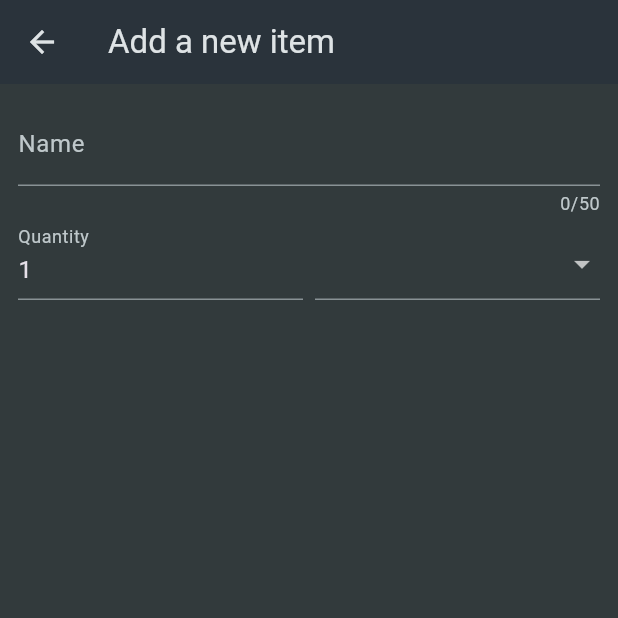
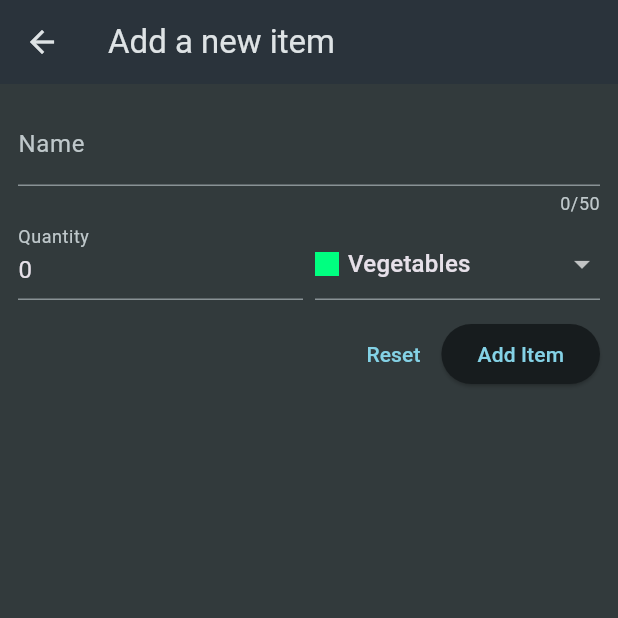
Before and after one commit to aibat-t/shopping_list, a Flutter app: the NewItem screen opened directly, on a phone screen of 412 x 824 dp, the top half of it. Run offline on Flutter 3.47's test engine with Material 3 defaults, Android fonts, the phone set to English and light mode, and no system bars.

Commit message:
validating and receiving data from form

```diff
--- a/lib/widget/new_item.dart
+++ b/lib/widget/new_item.dart
@@ -1,5 +1,7 @@
 import 'package:flutter/material.dart';
 import 'package:shopping_list/data/categories.dart';
+
+import 'package:shopping_list/model/category.dart';
 
 class NewItem extends StatefulWidget {
   const NewItem({super.key});
@@ -11,6 +13,17 @@ class NewItem extends StatefulWidget {
 }
 
 class _NewItemState extends State<NewItem> {
+  final _formKey = GlobalKey<FormState>();
+  var _enteredName = '';
+  var _enteredQuantity = 0;
+  var _selectedCategory = categories[Categories.vegetables];
+
+  void _saveItem() {
+    if (_formKey.currentState!.validate()) {
+      _formKey.currentState!.save();
+    }
+  }
+
   @override
   Widget build(context) {
     return Scaffold(
@@ -20,13 +33,23 @@ class _NewItemState extends State<NewItem> {
       body: Padding(
         padding: const EdgeInsets.all(12),
         child: Form(
+          key: _formKey,
           child: Column(
             children: [
               TextFormField(
                 maxLength: 50,
                 decoration: const InputDecoration(label: Text('Name')),
                 validator: (value) {
-                  return 'Demo..';
+                  if (value == null ||
+                      value.isEmpty ||
+                      value.trim().length <= 1 ||
+                      value.trim().length > 50) {
+                    return 'Must be 1 and 50 characters';
+                  }
+                  return null;
+                },
+                onSaved: (value) {
+                  _enteredName = value!;
                 },
               ),
               Row(
@@ -34,14 +57,29 @@ class _NewItemState extends State<NewItem> {
                 children: [
                   Expanded(
                     child: TextFormField(
+                      keyboardType: TextInputType.number,
                       decoration:
                           const InputDecoration(label: Text('Quantity')),
-                      initialValue: '1',
+                      initialValue: _enteredQuantity.toString(),
+                      validator: (value) {
+                        if (value == null ||
+                            value.isEmpty ||
+                            int.tryParse(value) == null ||
+                            int.tryParse(value)! <= 0) {
+                          return 'Must be a valid, positive number';
+                        }
+                        return null;
+                      },
+                      onSaved: (value) {
+                        _enteredQuantity = int.parse(value!);
+                      },
                     ),
                   ),
                   const SizedBox(width: 8),
                   Expanded(
-                    child: DropdownButtonFormField(items: [
+                    child: DropdownButtonFormField(
+                      value: _selectedCategory,
+                      items: [
                         for (final category in categories.entries)
                           DropdownMenuItem(
                             value: category.value,
@@ -59,10 +97,34 @@ class _NewItemState extends State<NewItem> {
                               ],
                             ),
                           ),
-                    ], onChanged: (value) {}),
+                      ],
+                      onChanged: (value) {
+                        setState(() {
+                          _selectedCategory = value!;
+                        });
+                      },
+                    ),
                   ),
                 ],
               ),
+              const SizedBox(
+                height: 12,
+              ),
+              Row(
+                mainAxisAlignment: MainAxisAlignment.end,
+                children: [
+                  TextButton(
+                    onPressed: () {
+                      _formKey.currentState!.reset();
+                    },
+                    child: const Text('Reset'),
+                  ),
+                  ElevatedButton(
+                    onPressed: _saveItem,
+                    child: const Text('Add Item'),
+                  ),
+                ],
+              )
             ],
           ),
         ),
```
Lines whose indentation alone changed are shown as unchanged.
